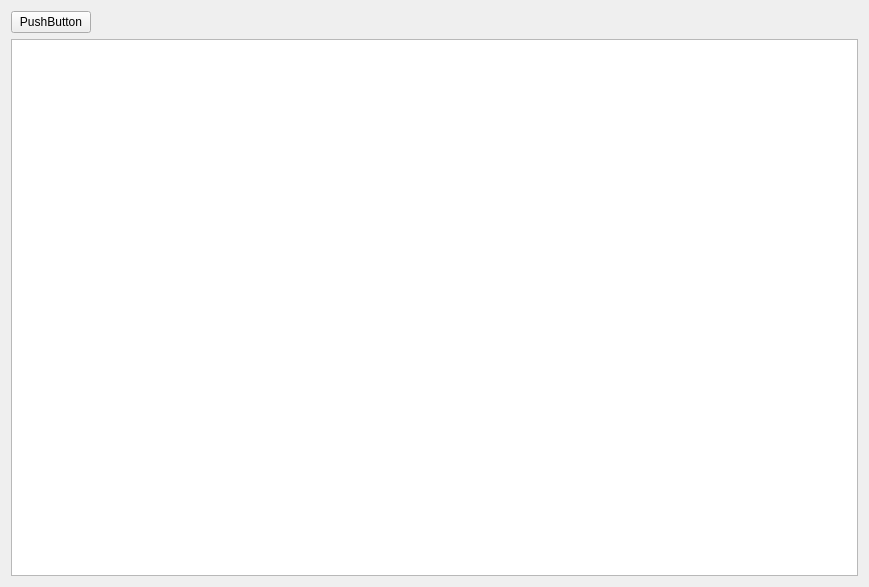
qualia-dev/StockManager, file StockManager/formtabstocks.ui: the form before one commit.
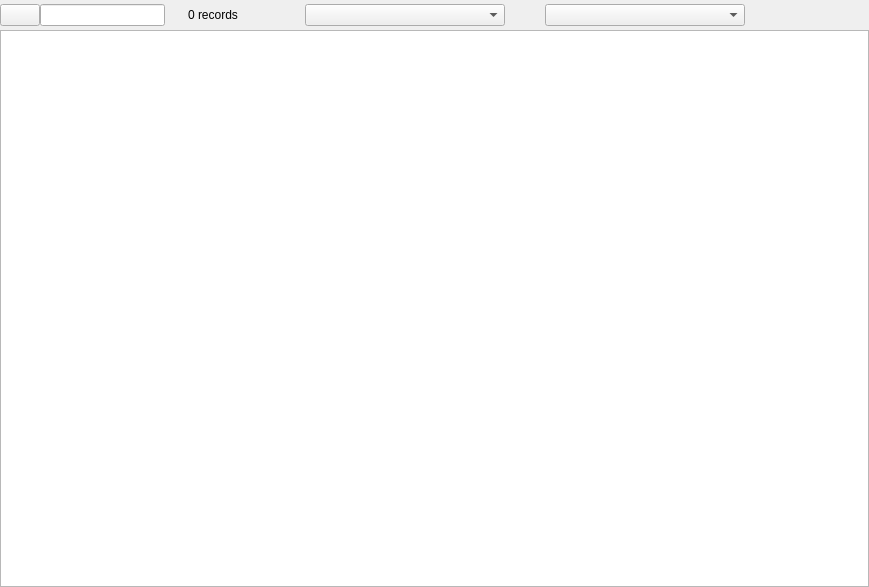
The form after the commit. Icons and pictures are not drawn.

The edit to the form file:
```diff
--- a/StockManager/formtabstocks.ui
+++ b/StockManager/formtabstocks.ui
@@ -14,15 +14,141 @@
    <string>Form</string>
   </property>
   <layout class="QVBoxLayout" name="verticalLayout">
+   <property name="spacing">
+    <number>0</number>
+   </property>
+   <property name="leftMargin">
+    <number>0</number>
+   </property>
+   <property name="topMargin">
+    <number>0</number>
+   </property>
+   <property name="rightMargin">
+    <number>0</number>
+   </property>
+   <property name="bottomMargin">
+    <number>0</number>
+   </property>
    <item>
     <layout class="QHBoxLayout" name="horizontalLayout">
+     <property name="spacing">
+      <number>0</number>
+     </property>
+     <property name="topMargin">
+      <number>4</number>
+     </property>
+     <property name="bottomMargin">
+      <number>4</number>
+     </property>
      <item alignment="Qt::AlignLeft">
       <widget class="QPushButton" name="pushButton">
        <property name="text">
-        <string>PushButton</string>
+        <string/>
        </property>
       </widget>
      </item>
+     <item>
+      <widget class="QLineEdit" name="le_search">
+       <property name="maximumSize">
+        <size>
+         <width>300</width>
+         <height>16777215</height>
+        </size>
+       </property>
+       <property name="clearButtonEnabled">
+        <bool>true</bool>
+       </property>
+      </widget>
+     </item>
+     <item>
+      <widget class="QLabel" name="lb_nb_records">
+       <property name="sizePolicy">
+        <sizepolicy hsizetype="Fixed" vsizetype="Preferred">
+         <horstretch>0</horstretch>
+         <verstretch>0</verstretch>
+        </sizepolicy>
+       </property>
+       <property name="minimumSize">
+        <size>
+         <width>140</width>
+         <height>0</height>
+        </size>
+       </property>
+       <property name="maximumSize">
+        <size>
+         <width>140</width>
+         <height>16777215</height>
+        </size>
+       </property>
+       <property name="styleSheet">
+        <string notr="true">margin-left: 20px</string>
+       </property>
+       <property name="text">
+        <string>0 records</string>
+       </property>
+      </widget>
+     </item>
+     <item>
+      <widget class="QComboBox" name="cb_marketplaces">
+       <property name="sizePolicy">
+        <sizepolicy hsizetype="Minimum" vsizetype="Fixed">
+         <horstretch>0</horstretch>
+         <verstretch>0</verstretch>
+        </sizepolicy>
+       </property>
+       <property name="minimumSize">
+        <size>
+         <width>200</width>
+         <height>0</height>
+        </size>
+       </property>
+      </widget>
+     </item>
+     <item>
+      <spacer name="horizontalSpacer_2">
+       <property name="orientation">
+        <enum>Qt::Horizontal</enum>
+       </property>
+       <property name="sizeType">
+        <enum>QSizePolicy::Fixed</enum>
+       </property>
+       <property name="sizeHint" stdset="0">
+        <size>
+         <width>40</width>
+         <height>20</height>
+        </size>
+       </property>
+      </spacer>
+     </item>
+     <item>
+      <widget class="QComboBox" name="cb_market_category">
+       <property name="sizePolicy">
+        <sizepolicy hsizetype="Minimum" vsizetype="Fixed">
+         <horstretch>0</horstretch>
+         <verstretch>0</verstretch>
+        </sizepolicy>
+       </property>
+       <property name="minimumSize">
+        <size>
+         <width>200</width>
+         <height>0</height>
+        </size>
+       </property>
+      </widget>
+     </item>
+     <item>
+      <spacer name="horizontalSpacer">
+       <property name="orientation">
+        <enum>Qt::Horizontal</enum>
+       </property>
+       <property name="sizeHint" stdset="0">
+        <size>
+         <width>40</width>
+         <height>20</height>
+        </size>
+       </property>
+      </spacer>
+     </item>
     </layout>
    </item>
    <item>
```
Left out of the diff: 5 changed lines with no effect on the pictures.
